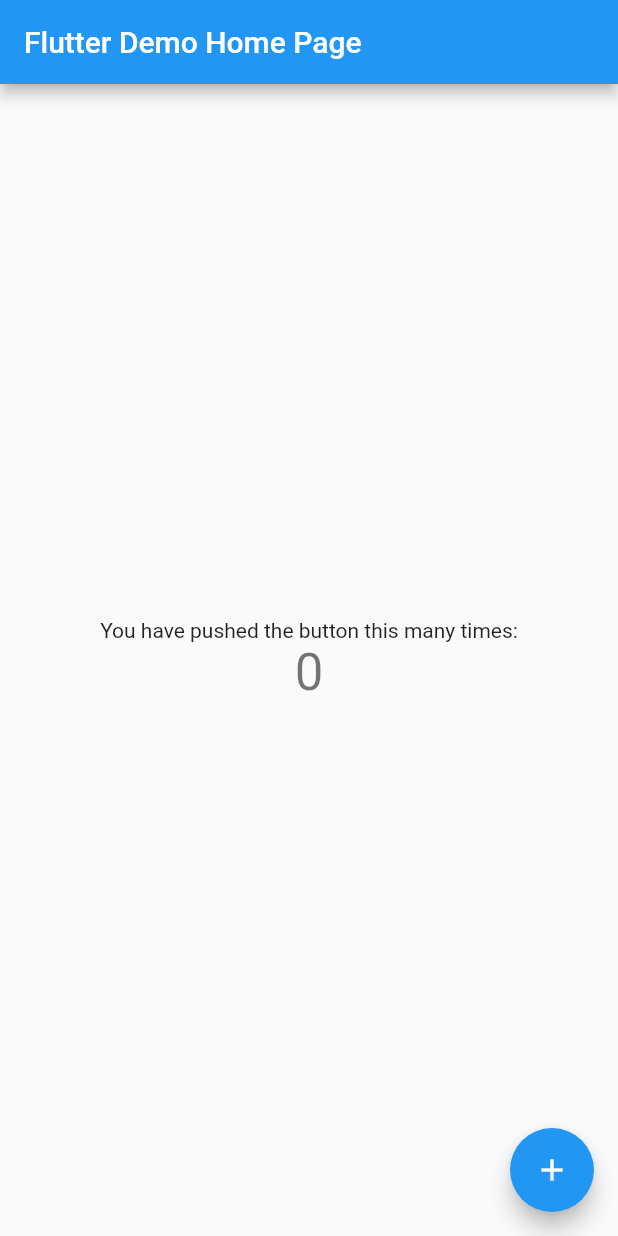
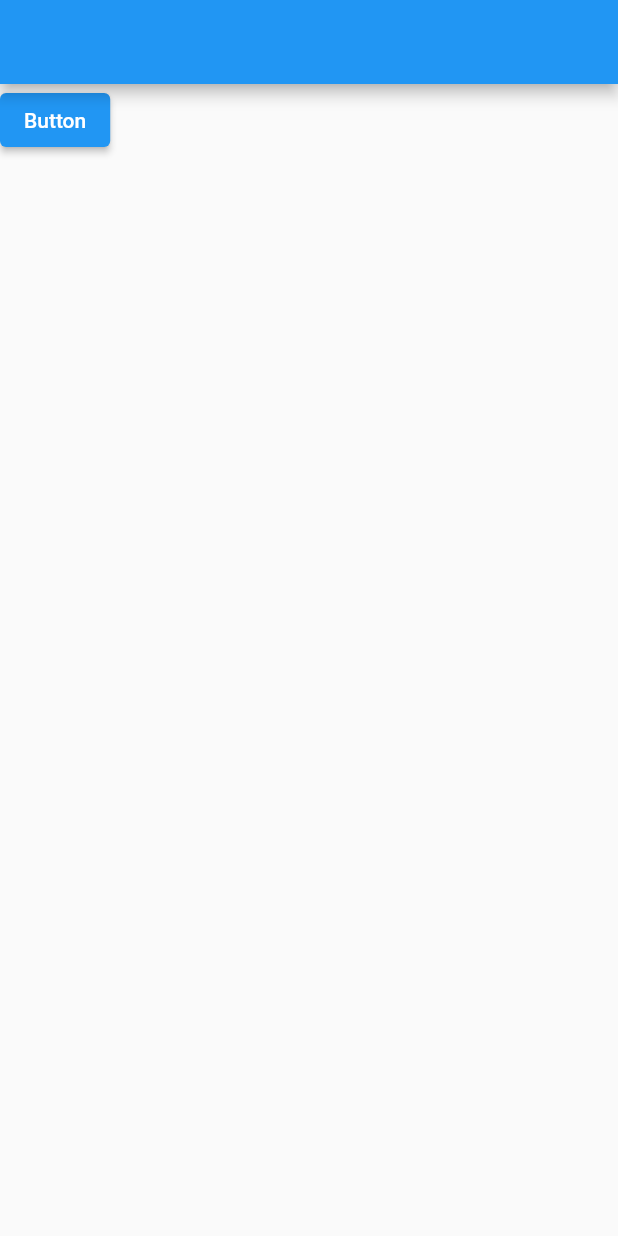
Before and after one commit to whauzan/tugas-abp-mobile, a Flutter app: the screen it shows after launch, on a phone screen of 412 x 824 dp. Run offline on Flutter 3.47's test engine with Material 2 defaults, Android fonts, the light colour scheme and no system bars.

Commit message:
feat: tpmodul14

```diff
--- a/lib/main.dart
+++ b/lib/main.dart
@@ -6,110 +6,48 @@
 
 class MyApp extends StatelessWidget {
   const MyApp({Key? key}) : super(key: key);
-
-  // This widget is the root of your application.
   @override
   Widget build(BuildContext context) {
     return MaterialApp(
-      title: 'Flutter Demo',
+      title: 'TP14 - 1301191313',
       theme: ThemeData(
-        // This is the theme of your application.
-        //
-        // Try running your application with "flutter run". You'll see the
-        // application has a blue toolbar. Then, without quitting the app, try
-        // changing the primarySwatch below to Colors.green and then invoke
-        // "hot reload" (press "r" in the console where you ran "flutter run",
-        // or simply save your changes to "hot reload" in a Flutter IDE).
-        // Notice that the counter didn't reset back to zero; the application
-        // is not restarted.
         primarySwatch: Colors.blue,
       ),
-      home: const MyHomePage(title: 'Flutter Demo Home Page'),
+      home: const HomePage(),
     );
   }
 }
 
-class MyHomePage extends StatefulWidget {
-  const MyHomePage({Key? key, required this.title}) : super(key: key);
-
-  // This widget is the home page of your application. It is stateful, meaning
-  // that it has a State object (defined below) that contains fields that affect
-  // how it looks.
-
-  // This class is the configuration for the state. It holds the values (in this
-  // case the title) provided by the parent (in this case the App widget) and
-  // used by the build method of the State. Fields in a Widget subclass are
-  // always marked "final".
-
-  final String title;
-
-  @override
-  State<MyHomePage> createState() => _MyHomePageState();
-}
-
-class _MyHomePageState extends State<MyHomePage> {
-  int _counter = 0;
-
-  void _incrementCounter() {
-    setState(() {
-      // This call to setState tells the Flutter framework that something has
-      // changed in this State, which causes it to rerun the build method below
-      // so that the display can reflect the updated values. If we changed
-      // _counter without calling setState(), then the build method would not be
-      // called again, and so nothing would appear to happen.
-      _counter++;
-    });
-  }
+class HomePage extends StatelessWidget {
+  const HomePage({Key? key}) : super(key: key);
 
   @override
   Widget build(BuildContext context) {
-    // This method is rerun every time setState is called, for instance as done
-    // by the _incrementCounter method above.
-    //
-    // The Flutter framework has been optimized to make rerunning build methods
-    // fast, so that you can just rebuild anything that needs updating rather
-    // than having to individually change instances of widgets.
+    Future<void> seeAlert() async {
+      AlertDialog alert = AlertDialog(
+        title: const Text("Button clicked"),
+        content: const Text("Button is clicked."),
+        actions: [
+          TextButton(
+              onPressed: () {
+                Navigator.pop(context);
+              },
+              child: const Text("OK", style: TextStyle(color: Colors.black),))
+        ],
+      );
+      showDialog(
+          context: context,
+          builder: (context) {
+            return alert;
+          });
+    }
+
     return Scaffold(
-      appBar: AppBar(
-        // Here we take the value from the MyHomePage object that was created by
-        // the App.build method, and use it to set our appbar title.
-        title: Text(widget.title),
+      appBar: AppBar(),
+      body: ElevatedButton(
+        child: const Text("Button"),
+        onPressed: seeAlert,
       ),
-      body: Center(
-        // Center is a layout widget. It takes a single child and positions it
-        // in the middle of the parent.
-        child: Column(
-          // Column is also a layout widget. It takes a list of children and
-          // arranges them vertically. By default, it sizes itself to fit its
-          // children horizontally, and tries to be as tall as its parent.
-          //
-          // Invoke "debug painting" (press "p" in the console, choose the
-          // "Toggle Debug Paint" action from the Flutter Inspector in Android
-          // Studio, or the "Toggle Debug Paint" command in Visual Studio Code)
-          // to see the wireframe for each widget.
-          //
-          // Column has various properties to control how it sizes itself and
-          // how it positions its children. Here we use mainAxisAlignment to
-          // center the children vertically; the main axis here is the vertical
-          // axis because Columns are vertical (the cross axis would be
-          // horizontal).
-          mainAxisAlignment: MainAxisAlignment.center,
-          children: <Widget>[
-            const Text(
-              'You have pushed the button this many times:',
-            ),
-            Text(
-              '$_counter',
-              style: Theme.of(context).textTheme.headline4,
-            ),
-          ],
-        ),
-      ),
-      floatingActionButton: FloatingActionButton(
-        onPressed: _incrementCounter,
-        tooltip: 'Increment',
-        child: const Icon(Icons.add),
-      ), // This trailing comma makes auto-formatting nicer for build methods.
     );
   }
 }
```
